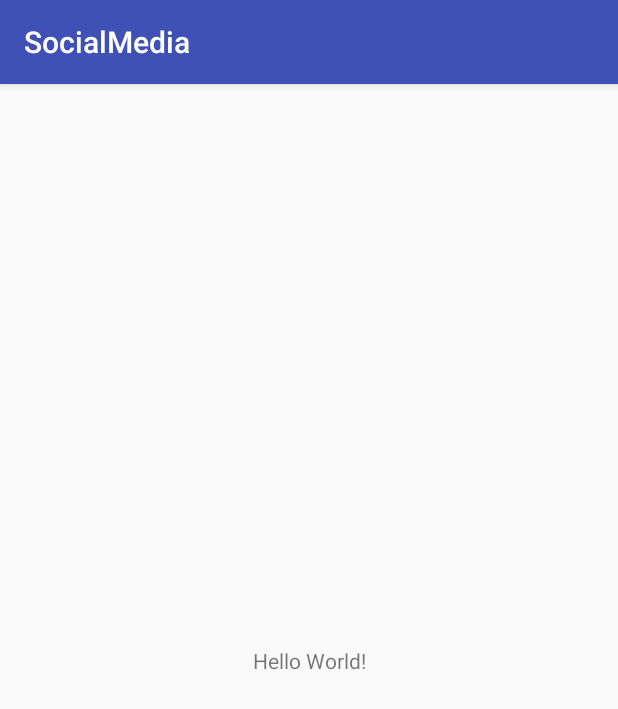
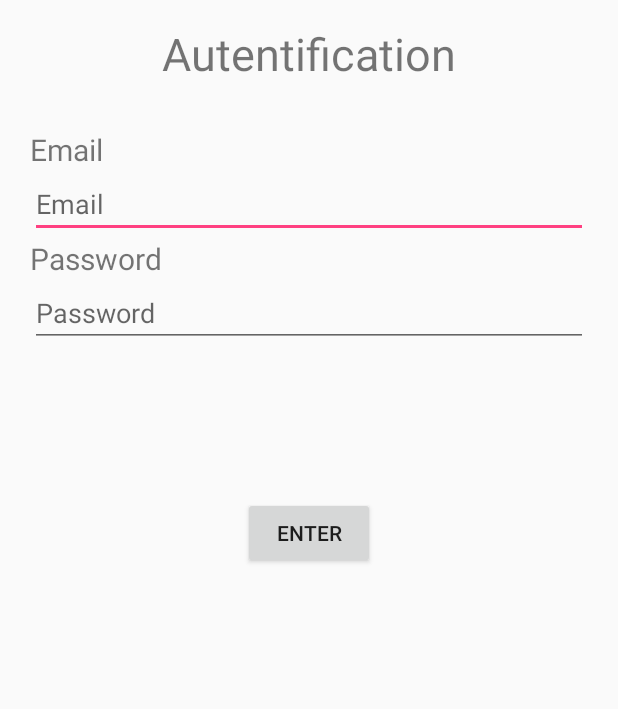
Before and after one commit to EloyLopez/Social_Media, an Android app: the screen it shows after launch (MainActivity before the commit, LoginActivity after it), on a phone screen of 412 x 824 dp. Shown: the top 709 px of the screen. Run offline under Robolectric (Android 15) with nearby library versions, the phone set to English and light mode, and no system bars.

Commit message:
Splash screen rdy

```diff
--- a/SocialMedia/app/src/main/java/edu/lasalle/ppro2/socialmedia/AddUsuarioActivity.java
+++ b/SocialMedia/app/src/main/java/edu/lasalle/ppro2/socialmedia/activities/AddUsuarioActivity.java
@@ -1,7 +1,9 @@
-package edu.lasalle.ppro2.socialmedia;
+package edu.lasalle.ppro2.socialmedia.activities;
 
 import android.support.v7.app.AppCompatActivity;
 import android.os.Bundle;
+
+import edu.lasalle.ppro2.socialmedia.R;
 
 public class AddUsuarioActivity extends AppCompatActivity {
 
--- a/SocialMedia/app/src/main/java/edu/lasalle/ppro2/socialmedia/LoginActivity.java
+++ b/SocialMedia/app/src/main/java/edu/lasalle/ppro2/socialmedia/activities/LoginActivity.java
@@ -1,7 +1,9 @@
-package edu.lasalle.ppro2.socialmedia;
+package edu.lasalle.ppro2.socialmedia.activities;
 
 import android.support.v7.app.AppCompatActivity;
 import android.os.Bundle;
+
+import edu.lasalle.ppro2.socialmedia.R;
 
 public class LoginActivity extends AppCompatActivity {
 
@@ -9,5 +11,6 @@ public class LoginActivity extends AppCompatActivity {
     protected void onCreate(Bundle savedInstanceState) {
         super.onCreate(savedInstanceState);
         setContentView(R.layout.activity_login);
+        getSupportActionBar().hide();
     }
 }
--- /dev/null
+++ b/SocialMedia/app/src/main/java/edu/lasalle/ppro2/socialmedia/activities/MainActivity.java
@@ -0,0 +1,37 @@
+package edu.lasalle.ppro2.socialmedia.activities;
+
+import android.content.Intent;
+import android.support.v7.app.AppCompatActivity;
+import android.os.Bundle;
+
+import edu.lasalle.ppro2.socialmedia.R;
+
+public class MainActivity extends AppCompatActivity {
+
+    @Override
+    protected void onCreate(Bundle savedInstanceState) {
+        super.onCreate(savedInstanceState);
+        setContentView(R.layout.activity_main);
+        getSupportActionBar().hide();
+        Thread timerThread = new Thread(){
+            public void run(){
+                try{
+                    sleep(2000);
+                }catch(InterruptedException e){
+                    e.printStackTrace();
+                }finally{
+                    Intent intent = new Intent(MainActivity.this,LoginActivity.class);
+                    startActivity(intent);
+                }
+            }
+        };
+        timerThread.start();
+    }
+
+    @Override
+    protected void onPause() {
+        super.onPause();
+        finish();
+    }
+
+}
--- a/SocialMedia/app/src/main/java/edu/lasalle/ppro2/socialmedia/MenuActivity.java
+++ b/SocialMedia/app/src/main/java/edu/lasalle/ppro2/socialmedia/activities/MenuActivity.java
@@ -1,7 +1,9 @@
-package edu.lasalle.ppro2.socialmedia;
+package edu.lasalle.ppro2.socialmedia.activities;
 
 import android.support.v7.app.AppCompatActivity;
 import android.os.Bundle;
+
+import edu.lasalle.ppro2.socialmedia.R;
 
 public class MenuActivity extends AppCompatActivity {
 
--- a/SocialMedia/app/src/main/res/layout/activity_add_usuario.xml
+++ b/SocialMedia/app/src/main/res/layout/activity_add_usuario.xml
@@ -4,6 +4,6 @@
     xmlns:tools="http://schemas.android.com/tools"
     android:layout_width="match_parent"
     android:layout_height="match_parent"
-    tools:context="edu.lasalle.ppro2.socialmedia.AddUsuarioActivity">
+    tools:context="edu.lasalle.ppro2.socialmedia.activities.AddUsuarioActivity">
 
 </android.support.constraint.ConstraintLayout>
--- a/SocialMedia/app/src/main/res/layout/activity_list.xml
+++ b/SocialMedia/app/src/main/res/layout/activity_list.xml
@@ -4,6 +4,6 @@
     xmlns:tools="http://schemas.android.com/tools"
     android:layout_width="match_parent"
     android:layout_height="match_parent"
-    tools:context="edu.lasalle.ppro2.socialmedia.ListActivity">
+    tools:context="edu.lasalle.ppro2.socialmedia.activities.ListActivity">
 
 </android.support.constraint.ConstraintLayout>
--- a/SocialMedia/app/src/main/res/layout/activity_login.xml
+++ b/SocialMedia/app/src/main/res/layout/activity_login.xml
@@ -1,52 +1,64 @@
 <?xml version="1.0" encoding="utf-8"?>
-<LinearLayout
+<RelativeLayout
     xmlns:android="http://schemas.android.com/apk/res/android"
     xmlns:app="http://schemas.android.com/apk/res-auto"
     xmlns:tools="http://schemas.android.com/tools"
     android:layout_width="match_parent"
     android:layout_height="match_parent"
-    tools:context="edu.lasalle.ppro2.socialmedia.LoginActivity"
+    tools:context="edu.lasalle.ppro2.socialmedia.activities.LoginActivity"
     android:orientation="vertical">
+
+<TextView
+    android:id="@+id/autentificacion_textview"
+    android:layout_width="wrap_content"
+    android:layout_height="wrap_content"
+    android:text="Autentification"
+    android:textSize="30dp"
+    android:layout_centerHorizontal="true"
+    android:layout_marginTop="15dp"/>
     <LinearLayout
+        android:id="@+id/layout_login"
+        android:layout_marginTop="30dp"
+        android:layout_width="match_parent"
+        android:layout_height="wrap_content"
+        android:orientation="vertical"
+        android:layout_below="@id/autentificacion_textview"
+        android:layout_marginLeft="20dp"
+        android:layout_marginRight="20dp">
+        <TextView
             android:layout_width="wrap_content"
-    android:layout_height="wrap_content">
-
-
-
-
-</LinearLayout>
-
-
-
+            android:layout_height="wrap_content"
+            android:text="Email"
+            android:textSize="20dp"/>
         <EditText
         android:id="@+id/LoginMail"
-        android:layout_width="wrap_content"
+        android:layout_width="match_parent"
         android:layout_height="wrap_content"
-        android:ems="10"
         android:inputType="textEmailAddress"
         tools:layout_editor_absoluteX="16dp"
         tools:layout_editor_absoluteY="122dp"
         android:hint="Email"/>
+        <TextView
+            android:layout_width="wrap_content"
+            android:layout_height="wrap_content"
+            android:text="Password"
+            android:textSize="20dp"/>
 
         <EditText
             android:id="@+id/LoginPassword"
-        android:layout_width="wrap_content"
+            android:layout_width="match_parent"
             android:layout_height="wrap_content"
-        android:ems="10"
             android:inputType="textPassword"
-        tools:layout_editor_absoluteX="16dp"
-        tools:layout_editor_absoluteY="198dp"
             android:hint="Password"
-
-
-
             />
-
+    </LinearLayout>
     <Button
+        android:layout_below="@id/layout_login"
         android:id="@+id/button"
         android:layout_width="wrap_content"
         android:layout_height="wrap_content"
-        android:text="Button"
-        tools:layout_editor_absoluteX="101dp"
-        tools:layout_editor_absoluteY="285dp" />
-</LinearLayout>
+        android:text="Enter"
+        android:layout_centerHorizontal="true"
+        android:layout_marginTop="100dp"/>
+
+</RelativeLayout>
--- a/SocialMedia/app/src/main/res/layout/activity_main.xml
+++ b/SocialMedia/app/src/main/res/layout/activity_main.xml
@@ -1,18 +1,23 @@
 <?xml version="1.0" encoding="utf-8"?>
-<android.support.constraint.ConstraintLayout xmlns:android="http://schemas.android.com/apk/res/android"
+<RelativeLayout
+    xmlns:android="http://schemas.android.com/apk/res/android"
     xmlns:app="http://schemas.android.com/apk/res-auto"
     xmlns:tools="http://schemas.android.com/tools"
     android:layout_width="match_parent"
     android:layout_height="match_parent"
-    tools:context="edu.lasalle.ppro2.socialmedia.MainActivity">
+    tools:context="edu.lasalle.ppro2.socialmedia.activities.MainActivity">
 
-    <TextView
+    <ImageView
         android:layout_width="wrap_content"
         android:layout_height="wrap_content"
-        android:text="Hello World!"
-        app:layout_constraintBottom_toBottomOf="parent"
-        app:layout_constraintLeft_toLeftOf="parent"
-        app:layout_constraintRight_toRightOf="parent"
-        app:layout_constraintTop_toTopOf="parent" />
+        android:id="@+id/image_social"
+        android:layout_centerInParent="true"/>
+    <TextView
+        android:layout_below="@id/image_social"
+        android:id="@+id/text_social"
+        android:layout_width="wrap_content"
+        android:layout_height="wrap_content"
+        android:text="Social media"
+        android:layout_centerInParent="true" />
 
-</android.support.constraint.ConstraintLayout>
+</RelativeLayout>
--- a/SocialMedia/app/src/main/res/layout/activity_menu.xml
+++ b/SocialMedia/app/src/main/res/layout/activity_menu.xml
@@ -4,6 +4,6 @@
     xmlns:tools="http://schemas.android.com/tools"
     android:layout_width="match_parent"
     android:layout_height="match_parent"
-    tools:context="edu.lasalle.ppro2.socialmedia.MenuActivity">
+    tools:context="edu.lasalle.ppro2.socialmedia.activities.MenuActivity">
 
 </android.support.constraint.ConstraintLayout>
--- a/SocialMedia/build.gradle
+++ b/SocialMedia/build.gradle
@@ -5,7 +5,7 @@ buildscript {
         jcenter()
     }
     dependencies {
-        classpath 'com.android.tools.build:gradle:2.3.1'
+        classpath 'com.android.tools.build:gradle:2.3.2'
 
         // NOTE: Do not place your application dependencies here; they belong
         // in the individual module build.gradle files
```
Also changed, not shown: SocialMedia/app/src/main/AndroidManifest.xml (+5 -5 lines), SocialMedia/app/src/main/java/edu/lasalle/ppro2/socialmedia/ListActivity.java (deleted, +0 -13 lines), SocialMedia/app/src/main/java/edu/lasalle/ppro2/socialmedia/activities/ListActivity.java (renamed from SocialMedia/app/src/main/java/edu/lasalle/ppro2/socialmedia/MainActivity.java, +6 -4 lines). Lines whose indentation alone changed are shown as unchanged.
